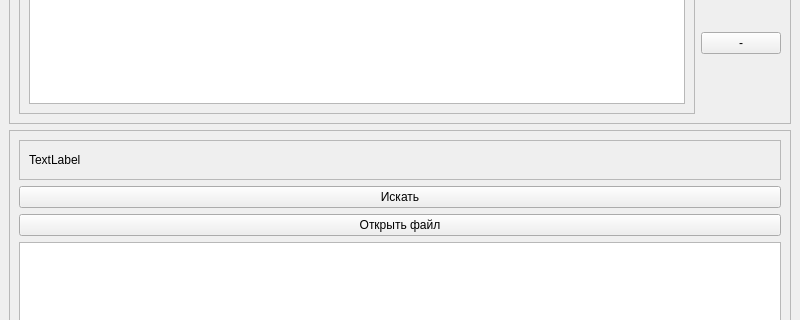
The window that task4/Task4/ui/view/mainwindow/mainwindow.ui (123abc1920/ci) describes before a commit, drawn with Qt 5; both pictures show x 0 to 800 and y 289 to 609 of the 800 by 853 pixel window.
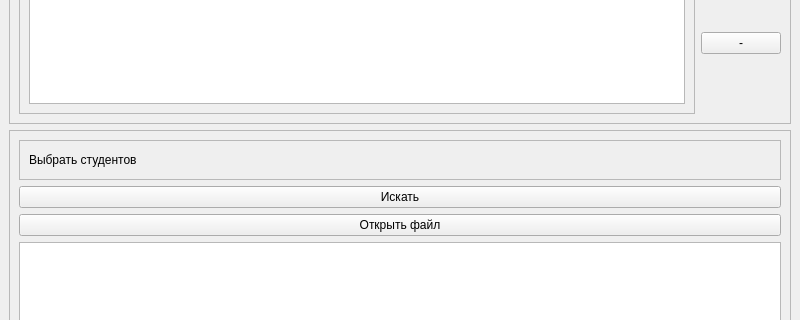
The same window after the commit.

Diff of the .ui file:
```diff
--- a/task4/Task4/ui/view/mainwindow/mainwindow.ui
+++ b/task4/Task4/ui/view/mainwindow/mainwindow.ui
@@ -173,7 +173,7 @@
             <item>
              <widget class="QLabel" name="searchQuery">
               <property name="text">
-               <string>TextLabel</string>
+               <string>Выбрать студентов</string>
               </property>
              </widget>
             </item>
```
